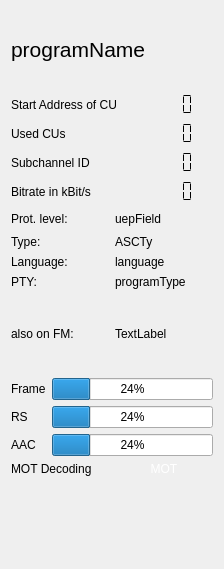
Above: forms/technical_data.ui from JvanKatwijk/qt-dab before the change. Below: the same form after it.
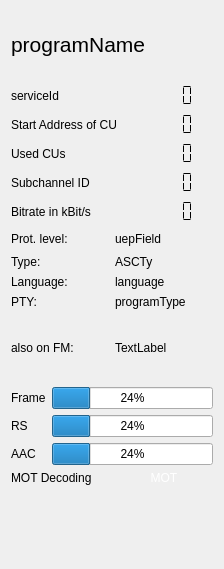
That is the form after the change.

What changed in the file:
```diff
--- a/forms/technical_data.ui
+++ b/forms/technical_data.ui
@@ -32,13 +32,33 @@
    <item>
     <layout class="QFormLayout" name="formLayout">
      <item row="0" column="0">
+      <widget class="QLabel" name="label_3">
+       <property name="text">
+        <string>serviceId</string>
+       </property>
+      </widget>
+     </item>
+     <item row="0" column="1">
+      <widget class="QLCDNumber" name="serviceIdDisplay">
+       <property name="frameShape">
+        <enum>QFrame::NoFrame</enum>
+       </property>
+       <property name="mode">
+        <enum>QLCDNumber::Hex</enum>
+       </property>
+       <property name="segmentStyle">
+        <enum>QLCDNumber::Flat</enum>
+       </property>
+      </widget>
+     </item>
+     <item row="1" column="0">
       <widget class="QLabel" name="label">
        <property name="text">
         <string>Start Address of CU</string>
        </property>
       </widget>
      </item>
-     <item row="0" column="1">
+     <item row="1" column="1">
       <widget class="QLCDNumber" name="startAddressDisplay">
        <property name="frameShape">
         <enum>QFrame::NoFrame</enum>
@@ -48,14 +68,14 @@
        </property>
       </widget>
      </item>
-     <item row="1" column="0">
+     <item row="2" column="0">
       <widget class="QLabel" name="label_2">
        <property name="text">
         <string>Used CUs</string>
        </property>
       </widget>
      </item>
-     <item row="1" column="1">
+     <item row="2" column="1">
       <widget class="QLCDNumber" name="lengthDisplay">
        <property name="frameShape">
         <enum>QFrame::NoFrame</enum>
@@ -65,14 +85,14 @@
        </property>
       </widget>
      </item>
-     <item row="2" column="0">
+     <item row="3" column="0">
       <widget class="QLabel" name="label_6">
        <property name="text">
         <string>Subchannel ID</string>
        </property>
       </widget>
      </item>
-     <item row="2" column="1">
+     <item row="3" column="1">
       <widget class="QLCDNumber" name="subChIdDisplay">
        <property name="frameShape">
         <enum>QFrame::NoFrame</enum>
@@ -82,14 +102,14 @@
        </property>
       </widget>
      </item>
-     <item row="3" column="0">
+     <item row="4" column="0">
       <widget class="QLabel" name="l6">
        <property name="text">
         <string>Bitrate in kBit/s</string>
        </property>
       </widget>
      </item>
-     <item row="3" column="1">
+     <item row="4" column="1">
       <widget class="QLCDNumber" name="bitrateDisplay">
        <property name="frameShape">
         <enum>QFrame::NoFrame</enum>
```
